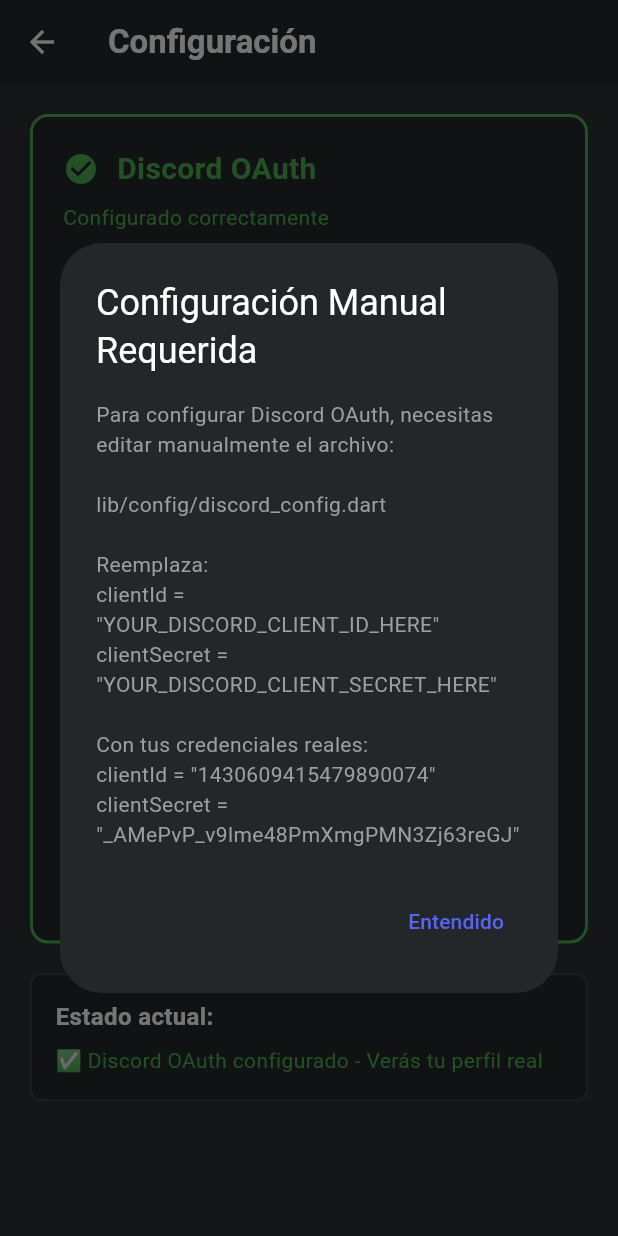
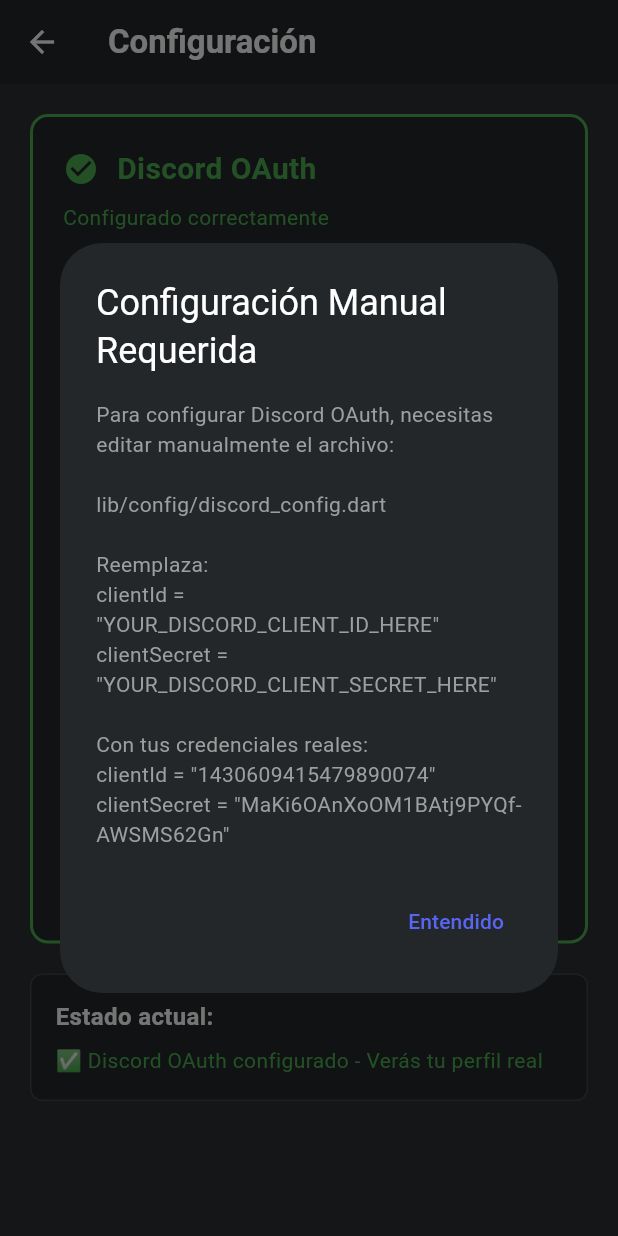
Before and after one commit to GuillenME/logindiscord, a Flutter app: the SettingsScreen screen opened directly, after a tap on "Guardar Configuración", on a phone screen of 412 x 824 dp. Run offline on Flutter 3.47's test engine with Material 3 defaults, Android fonts, the phone set to English and light mode, and no system bars; our stand-ins replace qr_flutter, shared_preferences; missing offline and left inert: flutter_web_auth_2; accounts and stored records are empty.

```diff
--- a/lib/config/discord_config.dart
+++ b/lib/config/discord_config.dart
@@ -7,7 +7,7 @@
   // 4. Copia el Client ID y Client Secret aquí
 
   static const String clientId = '1430609415479890074';
-  static const String clientSecret = '_AMePvP_v9lme48PmXmgPMN3Zj63reGJ';
+  static const String clientSecret = 'MaKi6OAnXoOM1BAtj9PYQf-AWSMS62Gn';
 
   // Redirect URI - debe coincidir con el configurado en Discord Developer Portal
   static const String redirectUri = 'com.example.logindiscord://oauth';
@@ -18,9 +18,9 @@
   static const String discordApiBase = 'https://discord.com/api/v10';
 
   // OAuth scopes
-  static const List<String> scopes = [
+  static const List<String> scopes = [com.example.logindiscord://oauth
     'identify',
-    'email',
+    'email',com.example.logindiscord://oauth
     'guilds',
     'guilds.members.read',
   ];
```
Also changed, not shown: lib/screens/qr_login_screen.dart (+10 -52 lines).
